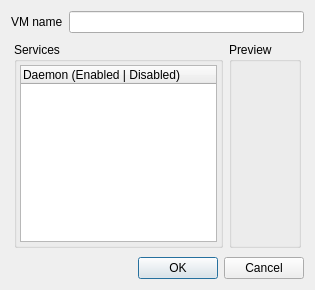
The window that ui/addVm.ui (slux83/visual-netkit) describes before a commit, drawn with Qt 5.
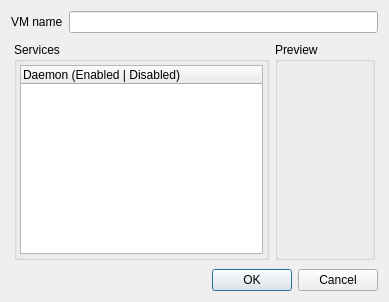
The same window after the commit.

Patch:
```diff
--- a/ui/addVm.ui
+++ b/ui/addVm.ui
@@ -5,8 +5,8 @@
    <rect>
     <x>0</x>
     <y>0</y>
-    <width>315</width>
-    <height>290</height>
+    <width>389</width>
+    <height>302</height>
    </rect>
   </property>
   <property name="windowTitle" >
@@ -82,6 +82,12 @@
      </item>
      <item>
       <widget class="QGroupBox" name="previewGroup" >
+       <property name="minimumSize" >
+        <size>
+         <width>100</width>
+         <height>0</height>
+        </size>
+       </property>
        <property name="title" >
         <string>Preview</string>
        </property>
```
Left out of the diff: 4 changed lines with no effect on the pictures.
